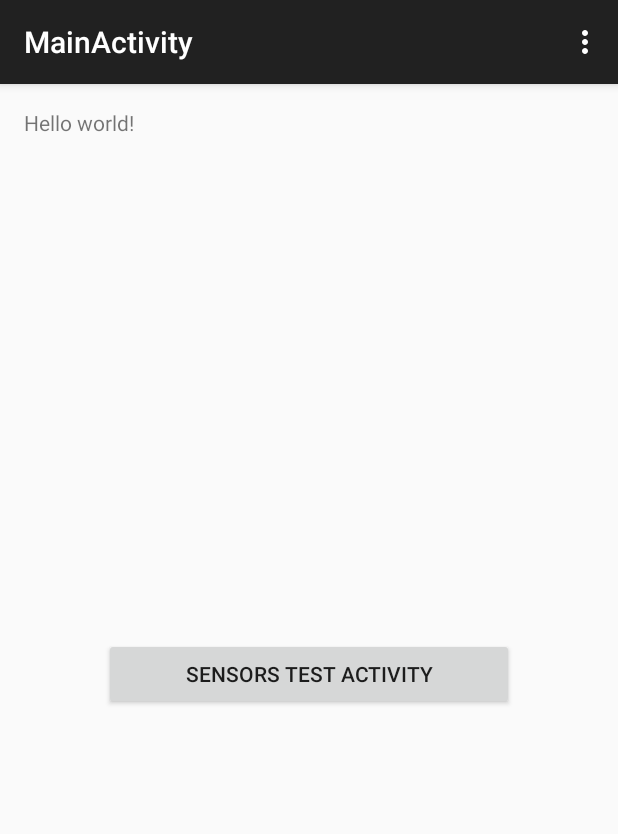
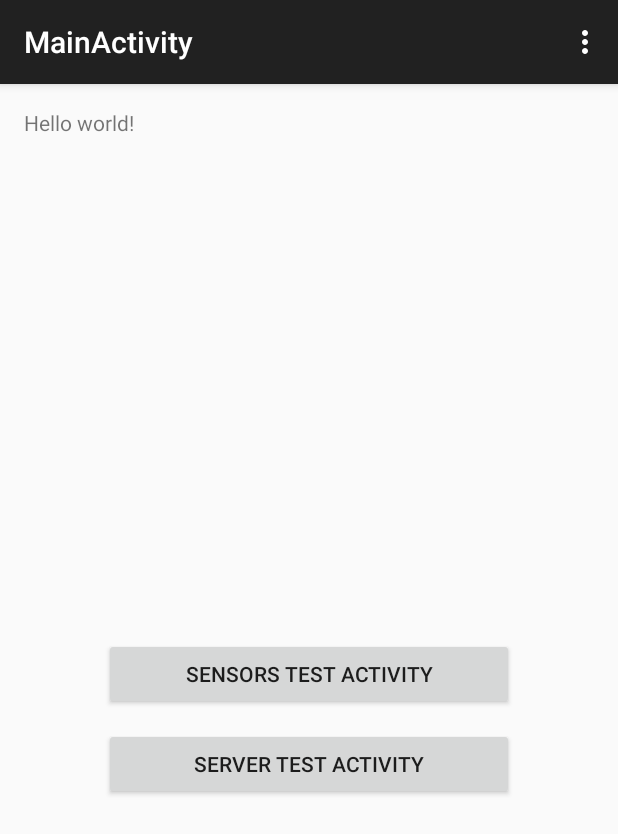
Before and after one commit to marekmagik/SR, an Android app: the MainActivity screen opened directly, with no data from a screen before it, on a phone screen of 412 x 824 dp. Shown: the top 834 px of the screen. Run offline under Robolectric (Android 15) with nearby library versions, the phone set to English and light mode, and no system bars.

Commit message:
Testowe activity dla servera

```diff
--- a/app/src/main/java/pl/skm/smarttag/MainActivity.java
+++ b/app/src/main/java/pl/skm/smarttag/MainActivity.java
@@ -45,4 +45,9 @@ public class MainActivity extends ActionBarActivity {
         Intent intent = new Intent(MainActivity.this, SensorsTestActivity.class);
         MainActivity.this.startActivity(intent);
     }
+
+    public void sensorsTestServerButtonClick(View view) {
+        Intent intent = new Intent(MainActivity.this, ServerTestActivity.class);
+        MainActivity.this.startActivity(intent);
+    }
 }
--- a/app/src/main/res/layout/activity_main.xml
+++ b/app/src/main/res/layout/activity_main.xml
@@ -28,6 +28,15 @@
             android:layout_gravity="center"
             android:onClick="sensorsTestButtonClick"
             android:text="Sensors Test Activity" />
+
+        <Button
+            android:layout_width="273dp"
+            android:layout_height="wrap_content"
+            android:text="Server Test Activity"
+            android:id="@+id/button3"
+            android:layout_gravity="center"
+            android:layout_marginTop="60dp"
+            android:onClick="sensorsTestServerButtonClick" />
     </FrameLayout>
 
 </RelativeLayout>
--- a/app/src/main/res/values/strings.xml
+++ b/app/src/main/res/values/strings.xml
@@ -5,4 +5,6 @@
     <string name="hello_world">Hello world!</string>
     <string name="action_settings">Settings</string>
     <string name="title_activity_sensors_test">SensorsTestActivity</string>
+    <string name="title_activity_server_test">ServerTestActivity</string>
+    <string name="default_address">ws://192.168.0.11:8080/smarttag/position</string>
 </resources>
```
Also changed, not shown: app/build.gradle (+14 -0 lines), app/src/main/AndroidManifest.xml (+14 -4 lines).
